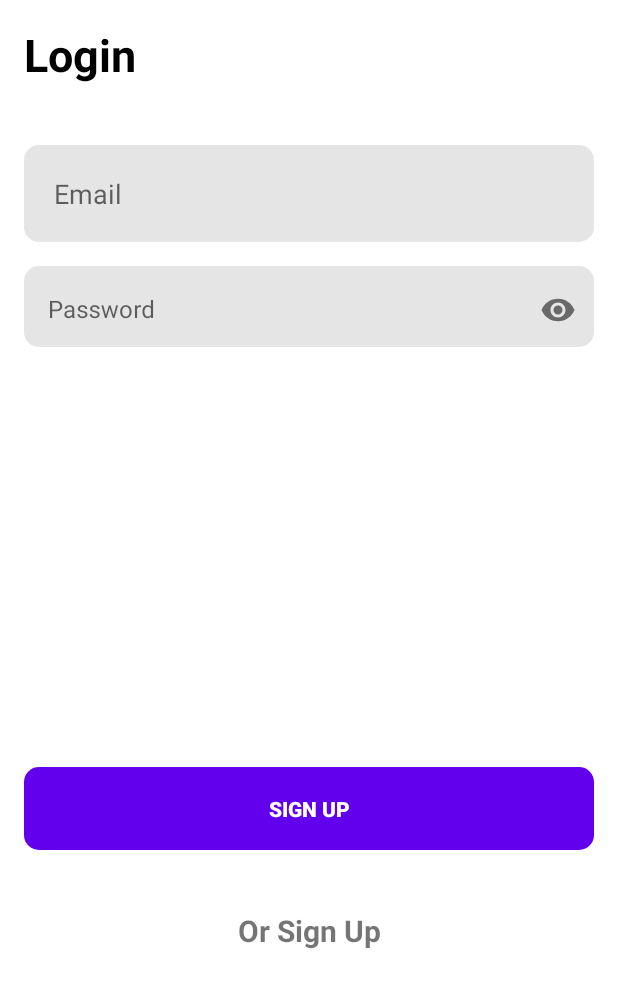
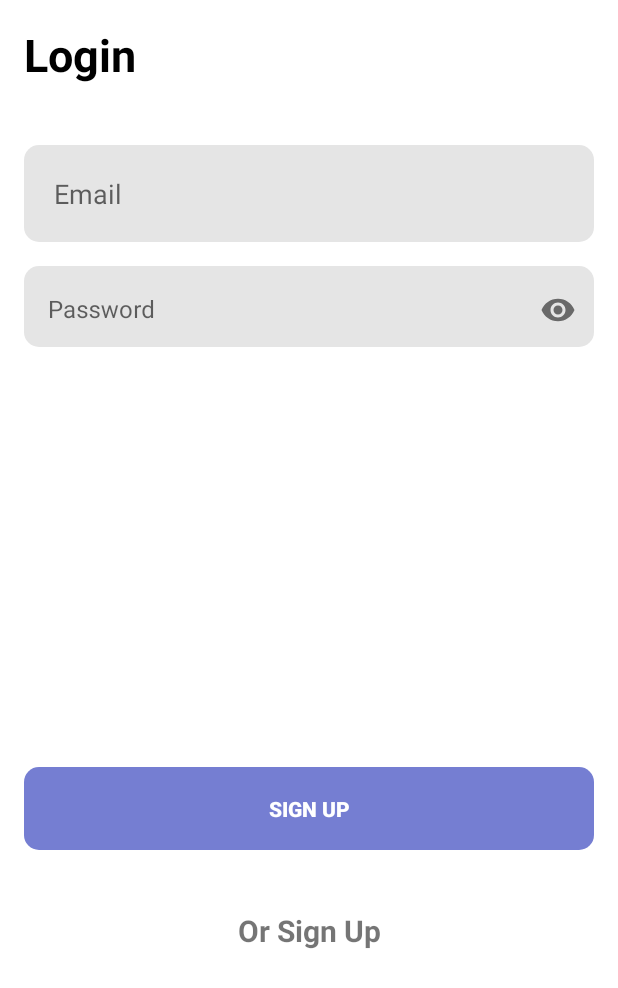
Before and after one commit to daniel-waiguru/DroidHub, an Android app: the screen it shows after launch (MainActivity), on a phone screen of 412 x 824 dp. Shown: the top 988 px of the screen. Run offline under Robolectric (Android 15) with nearby library versions, the phone set to English and light mode, and no system bars; our stand-ins replace Firebase (no records; nobody signed in at launch, a user with empty details on screens opened directly).

Commit message:
feat: add custom navigation transition

```diff
--- /dev/null
+++ b/app/src/main/res/anim/slide_in_left.xml
@@ -0,0 +1,5 @@
+<?xml version="1.0" encoding="utf-8"?>
+<set xmlns:android="http://schemas.android.com/apk/res/android">
+    <translate android:fromXDelta="-100%" android:toXDelta="0%" android:duration="500"
+        />
+</set>
--- /dev/null
+++ b/app/src/main/res/anim/slide_in_right.xml
@@ -0,0 +1,4 @@
+<?xml version="1.0" encoding="utf-8"?>
+<set xmlns:android="http://schemas.android.com/apk/res/android">
+    <translate android:fromXDelta="100%" android:toXDelta="0%" android:duration="500" />
+</set>
--- /dev/null
+++ b/app/src/main/res/anim/slide_out_left.xml
@@ -0,0 +1,4 @@
+<?xml version="1.0" encoding="utf-8"?>
+<set xmlns:android="http://schemas.android.com/apk/res/android">
+    <translate android:fromXDelta="0%" android:toXDelta="-100%" android:duration="500" />
+</set>
--- /dev/null
+++ b/app/src/main/res/anim/slide_out_right.xml
@@ -0,0 +1,4 @@
+<?xml version="1.0" encoding="utf-8"?>
+<set xmlns:android="http://schemas.android.com/apk/res/android">
+    <translate android:fromXDelta="0%" android:toXDelta="100%" android:duration="500" />
+</set>
--- a/app/src/main/res/navigation/nav_graph.xml
+++ b/app/src/main/res/navigation/nav_graph.xml
@@ -13,10 +13,14 @@
         <action
             android:id="@+id/action_splashFragment_to_signInFragment"
             app:destination="@id/signInFragment"
+            app:enterAnim="@anim/slide_in_left"
+            app:exitAnim="@anim/slide_out_right"
             app:popUpTo="@id/nav_graph" />
         <action
             android:id="@+id/action_splashFragment_to_homeFragment"
             app:destination="@id/homeFragment"
+            app:enterAnim="@anim/slide_in_left"
+            app:exitAnim="@anim/slide_out_left"
             app:popUpTo="@id/nav_graph" />
     </fragment>
     <fragment
@@ -27,12 +31,16 @@
         <action
             android:id="@+id/action_signInFragment_to_homeFragment"
             app:destination="@id/homeFragment"
+            app:enterAnim="@anim/slide_in_left"
+            app:exitAnim="@anim/slide_out_right"
             app:launchSingleTop="true"
             app:popUpTo="@id/nav_graph"
             app:popUpToInclusive="true" />
         <action
             android:id="@+id/action_signInFragment_to_signUpFragment"
             app:destination="@id/signUpFragment"
+            app:enterAnim="@anim/slide_in_left"
+            app:exitAnim="@anim/slide_out_right"
             app:launchSingleTop="false"
             app:popUpToInclusive="false" />
     </fragment>
@@ -44,11 +52,17 @@
         <action
             android:id="@+id/action_signUpFragment_to_signInFragment"
             app:destination="@id/signInFragment"
+            app:enterAnim="@anim/slide_in_left"
+            app:exitAnim="@anim/slide_out_right"
+            app:popEnterAnim="@anim/slide_in_left"
+            app:popExitAnim="@anim/slide_out_right"
             app:popUpTo="@id/signInFragment"
             app:popUpToInclusive="false" />
         <action
             android:id="@+id/action_signUpFragment_to_homeFragment"
-            app:destination="@id/homeFragment" />
+            app:destination="@id/homeFragment"
+            app:enterAnim="@anim/slide_in_left"
+            app:exitAnim="@anim/slide_out_right" />
     </fragment>
     <fragment
         android:id="@+id/uploadFileFragment"
@@ -57,7 +71,9 @@
         tools:layout="@layout/fragment_upload_file" >
         <action
             android:id="@+id/action_uploadFileFragment_to_homeFragment"
-            app:destination="@id/homeFragment" />
+            app:destination="@id/homeFragment"
+            app:enterAnim="@anim/slide_in_right"
+            app:exitAnim="@anim/slide_out_right" />
     </fragment>
     <fragment
         android:id="@+id/homeFragment"
@@ -66,10 +82,16 @@
         tools:layout="@layout/fragment_home" >
         <action
             android:id="@+id/action_homeFragment_to_uploadFileFragment"
-            app:destination="@id/uploadFileFragment" />
+            app:destination="@id/uploadFileFragment"
+            app:enterAnim="@anim/slide_in_left"
+            app:exitAnim="@anim/slide_out_right"
+            app:popEnterAnim="@anim/slide_in_left"
+            app:popExitAnim="@anim/slide_out_right" />
         <action
             android:id="@+id/action_homeFragment_to_signInFragment"
             app:destination="@id/signInFragment"
+            app:enterAnim="@anim/slide_in_left"
+            app:exitAnim="@anim/slide_out_right"
             app:popUpTo="@id/nav_graph" />
     </fragment>
 </navigation>
--- a/app/src/main/res/values-night/themes.xml
+++ b/app/src/main/res/values-night/themes.xml
@@ -2,7 +2,7 @@
     <!-- Base application theme. -->
     <style name="Theme.DroidHub" parent="Theme.MaterialComponents.Light.NoActionBar">
         <!-- Primary brand color. -->
-        <item name="colorPrimary">@color/purple_200</item>
+        <item name="colorPrimary">@color/color_primary</item>
         <item name="colorPrimaryVariant">@color/purple_700</item>
         <item name="colorOnPrimary">@color/black</item>
         <!-- Secondary brand color. -->
--- a/app/src/main/res/values/colors.xml
+++ b/app/src/main/res/values/colors.xml
@@ -11,4 +11,5 @@
     <color name="color_secondary">#E3E5F6</color>
     <color name="gray">#E5E5E5</color>
     <color name="textColor">#000</color>
+
 </resources>
--- a/app/src/main/res/values/themes.xml
+++ b/app/src/main/res/values/themes.xml
@@ -2,7 +2,7 @@
     <!-- Base application theme. -->
     <style name="Theme.DroidHub" parent="Theme.MaterialComponents.Light.NoActionBar">
         <!-- Primary brand color. -->
-        <item name="colorPrimary">@color/purple_500</item>
+        <item name="colorPrimary">@color/color_primary</item>
         <item name="colorPrimaryVariant">@color/purple_700</item>
         <item name="colorOnPrimary">@color/white</item>
         <!-- Secondary brand color. -->
```
